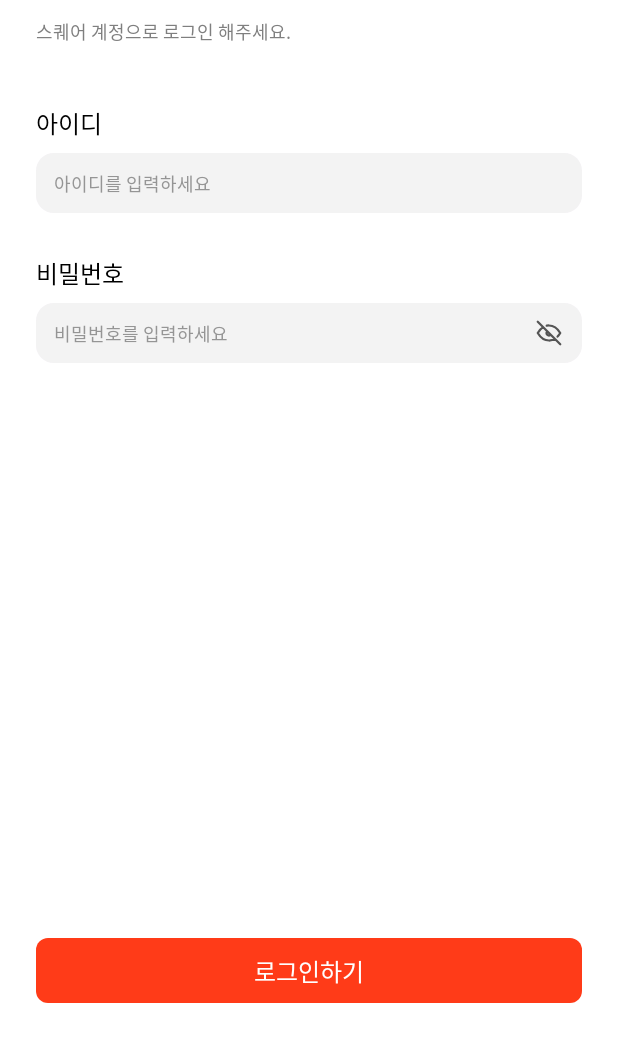
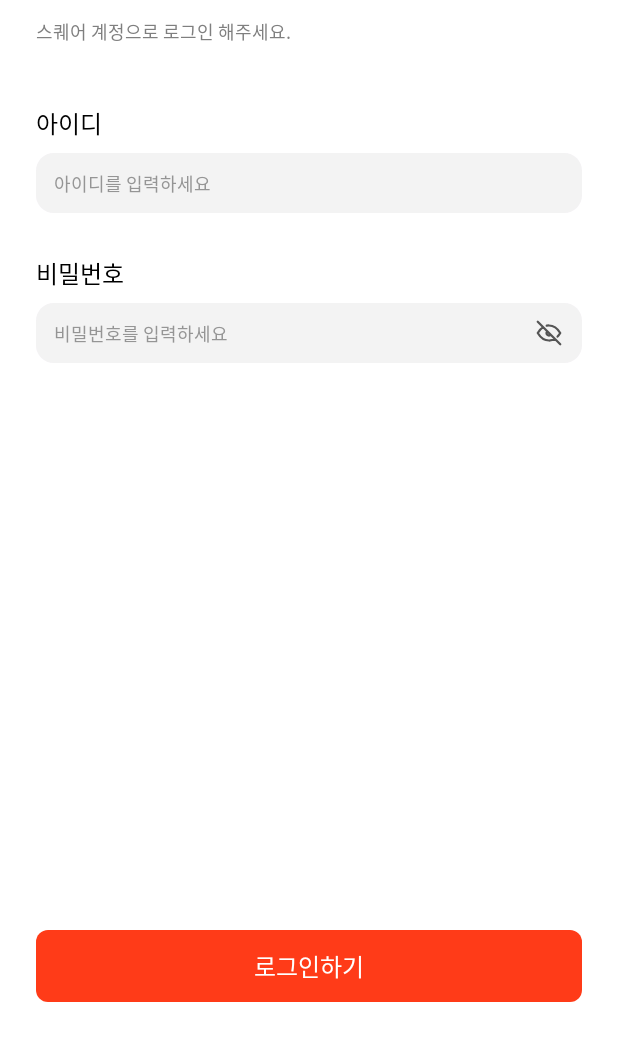
Before and after one commit to team-eeats/eeats-android, an Android app built with Jetpack Compose: the screen it shows after launch (MainActivity), on a phone screen of 412 x 824 dp, the part 198-1236 px from its top. Run offline under Robolectric (Android 15) with nearby library versions, the phone set to English and light mode, and no system bars; Roboto replaces fonts that are not available here.

Commit message:
ENCHANT :: [#7] content 속성에 padding 부여

```diff
--- a/app/src/main/java/com/teameeats/eeats/presentation/login/view/LoginScreen.kt
+++ b/app/src/main/java/com/teameeats/eeats/presentation/login/view/LoginScreen.kt
@@ -63,7 +63,7 @@ fun LoginScreen(navController: NavController) {
         )
         Spacer(modifier = Modifier.weight(1f))
         EeatsButton(
-            modifier = Modifier.fillMaxWidth().height(43.dp),
+            modifier = Modifier.fillMaxWidth(),
             color = EeatsColor.main500,
             enabled = true,
             keyboardInteractionEnabled = true,
@@ -72,6 +72,7 @@ fun LoginScreen(navController: NavController) {
                     popUpTo(EeatsRoutes.Login.route)
                 }
             },
+            contentPadding = Modifier.padding(vertical = 12.dp),
             content = {
                 Text(
                     text = "로그인하기",
--- a/app/src/main/java/com/teameeats/eeats/theme/component/button/EeatsButton.kt
+++ b/app/src/main/java/com/teameeats/eeats/theme/component/button/EeatsButton.kt
@@ -1,7 +1,6 @@
 package com.teameeats.eeats.theme.component.button
 
 import androidx.compose.foundation.layout.Box
-import androidx.compose.foundation.layout.imePadding
 import androidx.compose.foundation.shape.RoundedCornerShape
 import androidx.compose.material3.Surface
 import androidx.compose.runtime.*
@@ -17,6 +16,7 @@ fun EeatsButton(
     color: Color,
     enabled: Boolean,
     radius: Dp? = 8.dp,
+    contentPadding: Modifier,
     keyboardInteractionEnabled: Boolean,
     onClick: () -> Unit,
     content: @Composable () -> Unit
@@ -24,12 +24,13 @@ fun EeatsButton(
     var pressed by remember { mutableStateOf(false) }
 
     Surface(
-        modifier = modifier.then(if (keyboardInteractionEnabled) Modifier.imePadding() else Modifier),
+        modifier = modifier,
         shape = RoundedCornerShape(radius!!),
         color = color,
         onClick = onClick,
     ) {
         Box(
+            modifier = contentPadding,
             contentAlignment = Alignment.Center // 가운데 정렬
         ) {
             content()
```
